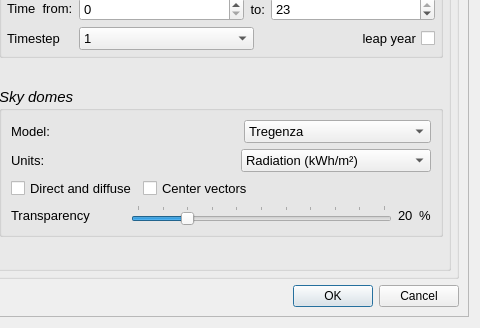
First picture: the form in freecad/Solar/SkyDomes.ui, repository Francisco-Rosa/Solar, before the edit; both pictures show x 520 to 1000 and y 302 to 630 of the 1000 by 630 pixel window.
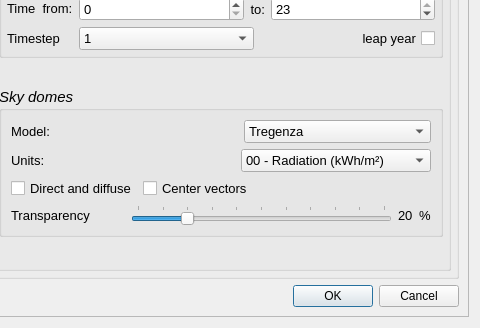
Second picture: the form after the edit.

The edit to the form file:
```diff
--- a/freecad/Solar/SkyDomes.ui
+++ b/freecad/Solar/SkyDomes.ui
@@ -1736,7 +1736,7 @@
                         </property>
                         <item>
                          <property name="text">
-                          <string>Radiation (kWh/m²)</string>
+                          <string>00 - Radiation (kWh/m²)</string>
                          </property>
                         </item>
                         <item>
```
Left out of the diff: 2 changed lines with no effect on the pictures.
